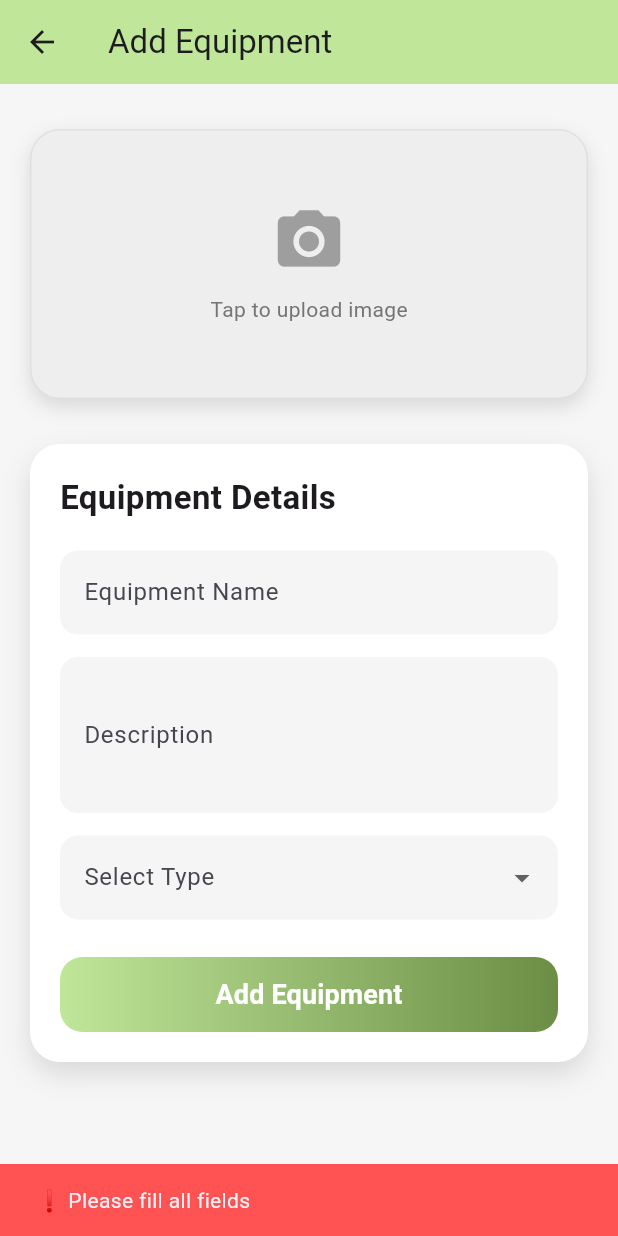
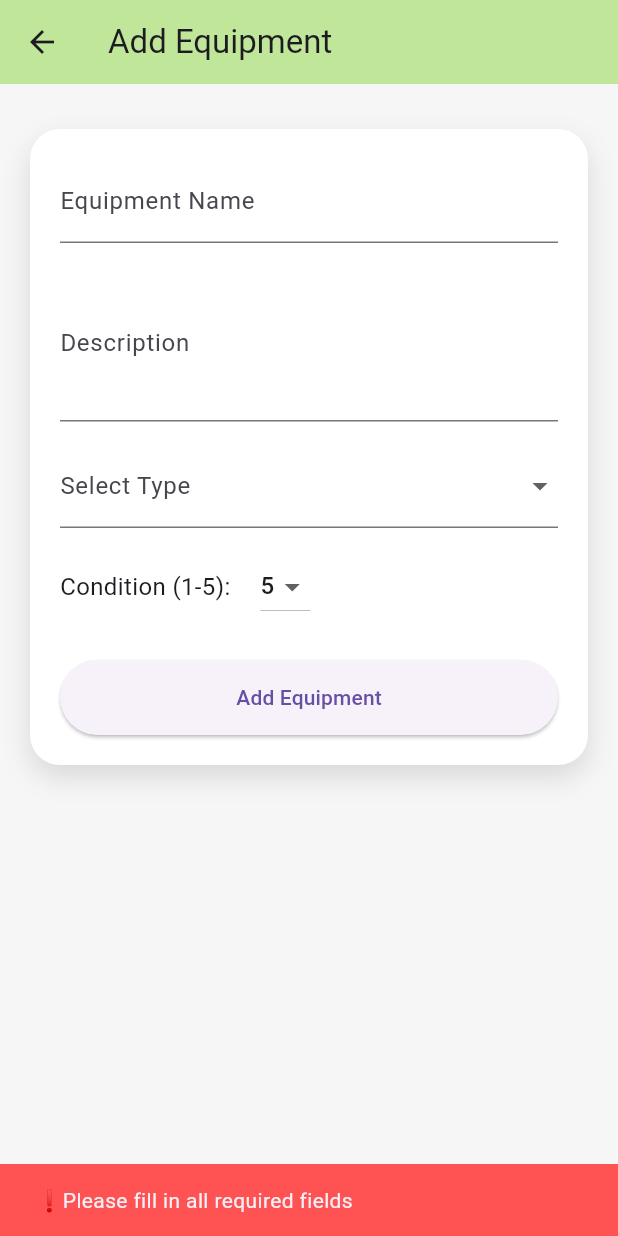
Before and after one commit to gmohamme4/Mobile-App-for-Care-Center, a Flutter app: the AddEquipmentPage screen opened directly, after a tap on "Add Equipment", on a phone screen of 412 x 824 dp. Run offline on Flutter 3.47's test engine with Material 3 defaults, Android fonts, the light colour scheme and no system bars; our stand-ins replace cloud_firestore, firebase_auth, firebase_core, smooth_page_indicator; accounts and stored records are empty; network calls fail.

Commit message:
all connected with firebase

```diff
--- a/flutter_application_1/lib/AddEquipment.dart
+++ b/flutter_application_1/lib/AddEquipment.dart
@@ -1,8 +1,6 @@
-import 'dart:io';
 import 'package:flutter/material.dart';
-import 'package:image_picker/image_picker.dart';
-import 'package:firebase_storage/firebase_storage.dart';
 import 'package:cloud_firestore/cloud_firestore.dart';
+import 'package:firebase_auth/firebase_auth.dart';
 
 class AddEquipmentPage extends StatefulWidget {
   const AddEquipmentPage({super.key});
@@ -16,62 +14,54 @@ class _AddEquipmentPageState extends State<AddEquipmentPage> {
   final TextEditingController descController = TextEditingController();
 
   String? selectedType;
-  File? selectedImage;
-
+  int selectedCondition = 5;
   final List<String> types = ["Rental", "Exchange", "Donation"];
-
-  Future pickImage() async {
-    final image = await ImagePicker().pickImage(source: ImageSource.gallery);
-    if (image == null) return;
-    setState(() {
-      selectedImage = File(image.path);
-    });
-  }
-
-  Future<String> uploadImage(File imageFile) async {
-    String fileName = DateTime.now().millisecondsSinceEpoch.toString();
-    Reference ref = FirebaseStorage.instance.ref().child('equipment_images/$fileName');
-    UploadTask uploadTask = ref.putFile(imageFile);
-    TaskSnapshot snapshot = await uploadTask;
-    return await snapshot.ref.getDownloadURL();
-  }
 
   void saveItem() async {
     if (nameController.text.isEmpty ||
         descController.text.isEmpty ||
-        selectedType == null ||
-        selectedImage == null) {
+        selectedType == null) {
       ScaffoldMessenger.of(context).showSnackBar(
         SnackBar(
-            content: Text("❗ Please fill all fields"),
-            backgroundColor: Colors.redAccent),
+          content: Text("❗Please fill in all required fields"),
+          backgroundColor: Colors.redAccent,
+        ),
       );
       return;
     }
 
     try {
-      String imageUrl = await uploadImage(selectedImage!);
+      Map<String, dynamic> data = {
+        'name': nameController.text.trim(),
+        'description': descController.text.trim(),
+        'type': selectedType,
+        'ownerId': FirebaseAuth.instance.currentUser!.uid,
+        'timestamp': FieldValue.serverTimestamp(),
+        'condition': selectedCondition,
+      };
 
-      await FirebaseFirestore.instance.collection("equipment").add({
-        "name": nameController.text,
-        "description": descController.text,
-        "type": selectedType,
-        "image_url": imageUrl,
-        "created_at": Timestamp.now(),
-      });
+      await FirebaseFirestore.instance.collection('equipment').add(data);
 
       ScaffoldMessenger.of(context).showSnackBar(
         SnackBar(
-            content: Text("✔ Equipment Added Successfully"),
-            backgroundColor: Colors.green),
+          content: Text("✔ Equipment added successfully!"),
+          backgroundColor: Colors.green,
+        ),
       );
 
-      Navigator.pop(context);
+      nameController.clear();
+      descController.clear();
+      setState(() {
+        selectedType = null;
+        selectedCondition = 5;
+      });
     } catch (e) {
+      print("Error adding equipment: $e");
       ScaffoldMessenger.of(context).showSnackBar(
         SnackBar(
-            content: Text("❌ Error: $e"),
-            backgroundColor: Colors.redAccent),
+          content: Text("❌ Failed to add equipment. Error: ${e.toString()}"),
+          backgroundColor: Colors.redAccent,
+        ),
       );
     }
   }
@@ -86,51 +76,9 @@ class _AddEquipmentPageState extends State<AddEquipmentPage> {
         elevation: 0,
       ),
       body: SingleChildScrollView(
-        child: Padding(
         padding: EdgeInsets.symmetric(horizontal: 20, vertical: 30),
         child: Column(
           children: [
-              // Top Image Upload
-              GestureDetector(
-                onTap: pickImage,
-                child: Container(
-                  height: 180,
-                  width: double.infinity,
-                  decoration: BoxDecoration(
-                    color: Colors.grey[200],
-                    borderRadius: BorderRadius.circular(20),
-                    border: Border.all(color: Colors.grey.shade300),
-                    boxShadow: [
-                      BoxShadow(
-                          color: Colors.black12,
-                          blurRadius: 10,
-                          offset: Offset(0, 5)),
-                    ],
-                  ),
-                  child: selectedImage == null
-                      ? Center(
-                          child: Column(
-                            mainAxisAlignment: MainAxisAlignment.center,
-                            children: [
-                              Icon(Icons.camera_alt, size: 50, color: Colors.grey),
-                              SizedBox(height: 10),
-                              Text("Tap to upload image",
-                                  style: TextStyle(color: Colors.grey[600])),
-                            ],
-                          ),
-                        )
-                      : ClipRRect(
-                          borderRadius: BorderRadius.circular(20),
-                          child: Image.file(
-                            selectedImage!,
-                            fit: BoxFit.cover,
-                          ),
-                        ),
-                ),
-              ),
-              SizedBox(height: 30),
-
-              // Card Form
             Container(
               padding: EdgeInsets.all(20),
               decoration: BoxDecoration(
@@ -138,53 +86,28 @@ class _AddEquipmentPageState extends State<AddEquipmentPage> {
                 borderRadius: BorderRadius.circular(20),
                 boxShadow: [
                   BoxShadow(
-                        color: Colors.black12,
-                        blurRadius: 15,
-                        offset: Offset(0, 8)),
+                      color: Colors.black12, blurRadius: 15, offset: Offset(0, 8)),
                 ],
               ),
               child: Column(
-                  crossAxisAlignment: CrossAxisAlignment.start,
                 children: [
-                    Text(
-                      "Equipment Details",
-                      style:
-                          TextStyle(fontSize: 22, fontWeight: FontWeight.bold),
-                    ),
-                    SizedBox(height: 20),
-
-                    // Name
                   TextField(
                     controller: nameController,
                     decoration: InputDecoration(
                       labelText: "Equipment Name",
-                        filled: true,
-                        fillColor: Colors.grey[100],
-                        border: OutlineInputBorder(
-                          borderRadius: BorderRadius.circular(12),
-                          borderSide: BorderSide.none,
-                        ),
                     ),
                   ),
                   SizedBox(height: 15),
 
-                    // Description
                   TextField(
                     controller: descController,
                     maxLines: 3,
                     decoration: InputDecoration(
                       labelText: "Description",
-                        filled: true,
-                        fillColor: Colors.grey[100],
-                        border: OutlineInputBorder(
-                          borderRadius: BorderRadius.circular(12),
-                          borderSide: BorderSide.none,
-                        ),
                     ),
                   ),
                   SizedBox(height: 15),
 
-                    // Dropdown Type
                   DropdownButtonFormField(
                     value: selectedType,
                     items: types.map((type) {
@@ -195,45 +118,45 @@ class _AddEquipmentPageState extends State<AddEquipmentPage> {
                     }).toList(),
                     onChanged: (value) {
                       setState(() {
-                          selectedType = value.toString();
+                        selectedType = value;
                       });
                     },
-                      decoration: InputDecoration(
-                        labelText: "Select Type",
-                        filled: true,
-                        fillColor: Colors.grey[100],
-                        border: OutlineInputBorder(
-                          borderRadius: BorderRadius.circular(12),
-                          borderSide: BorderSide.none,
+                    decoration: InputDecoration(labelText: "Select Type"),
                   ),
+                  SizedBox(height: 15),
+
+                  Row(
+                    children: [
+                      Text(
+                        "Condition (1-5):",
+                        style: TextStyle(fontSize: 16),
                       ),
+                      SizedBox(width: 20),
+                      DropdownButton<int>(
+                        value: selectedCondition,
+                        items: [1, 2, 3, 4, 5].map((value) {
+                          return DropdownMenuItem(
+                            value: value,
+                            child: Text(value.toString()),
+                          );
+                        }).toList(),
+                        onChanged: (value) {
+                          setState(() {
+                            selectedCondition = value!;
+                          });
+                        },
                       ),
+                    ],
+                  ),
+
                   SizedBox(height: 25),
 
-                    // Save Button Gradient
-                    Container(
+                  SizedBox(
                     width: double.infinity,
                     height: 50,
-                      decoration: BoxDecoration(
-                        borderRadius: BorderRadius.circular(15),
-                        gradient: LinearGradient(
-                            colors: [Color(0xFFBFE699), Color(0xFF6B8D45)]),
-                      ),
                     child: ElevatedButton(
                       onPressed: saveItem,
-                        style: ElevatedButton.styleFrom(
-                          backgroundColor: Colors.transparent,
-                          shadowColor: Colors.transparent,
-                          shape: RoundedRectangleBorder(
-                              borderRadius: BorderRadius.circular(15)),
-                        ),
-                        child: Text(
-                          "Add Equipment",
-                          style: TextStyle(
-                              fontSize: 18,
-                              fontWeight: FontWeight.bold,
-                              color: Colors.white),
-                        ),
+                      child: Text("Add Equipment"),
                     ),
                   ),
                 ],
@@ -242,7 +165,6 @@ class _AddEquipmentPageState extends State<AddEquipmentPage> {
           ],
         ),
       ),
-      ),
     );
   }
 }
```
Also changed, not shown: flutter_application_1/lib/Notifications.dart (deleted, +0 -8 lines), flutter_application_1/lib/Search.dart (deleted, +0 -7 lines), flutter_application_1/lib/home.dart (+101 -37 lines), flutter_application_1/lib/login.dart (+14 -4 lines), flutter_application_1/lib/main.dart (+24 -26 lines). Lines whose indentation alone changed are shown as unchanged.
